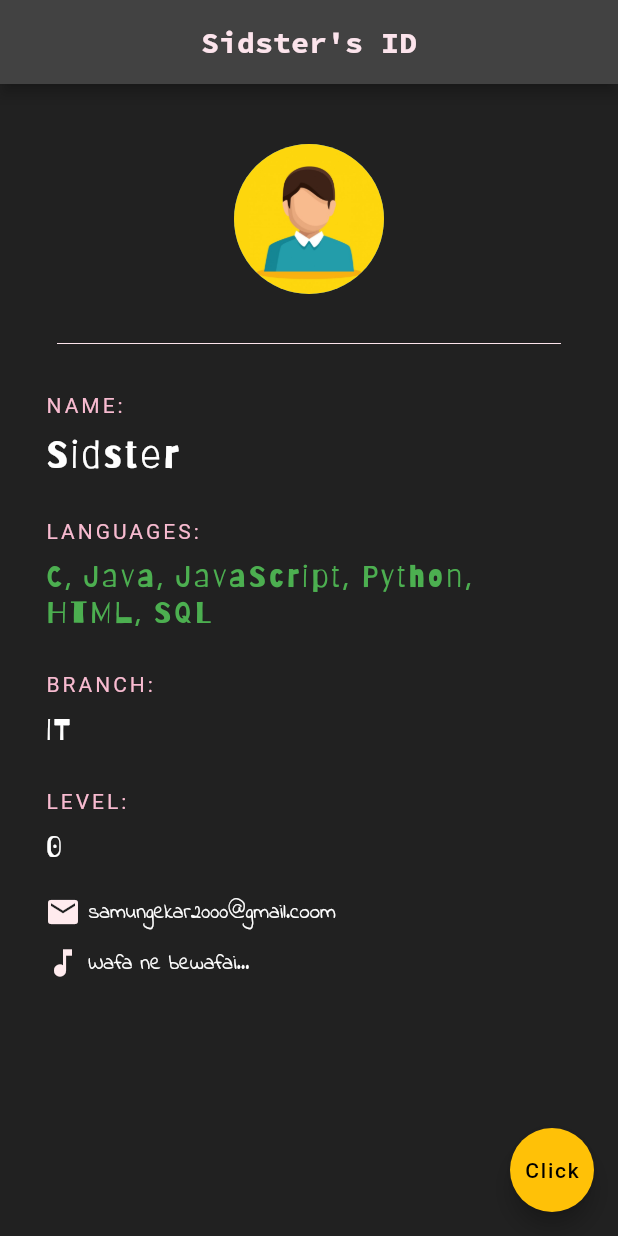
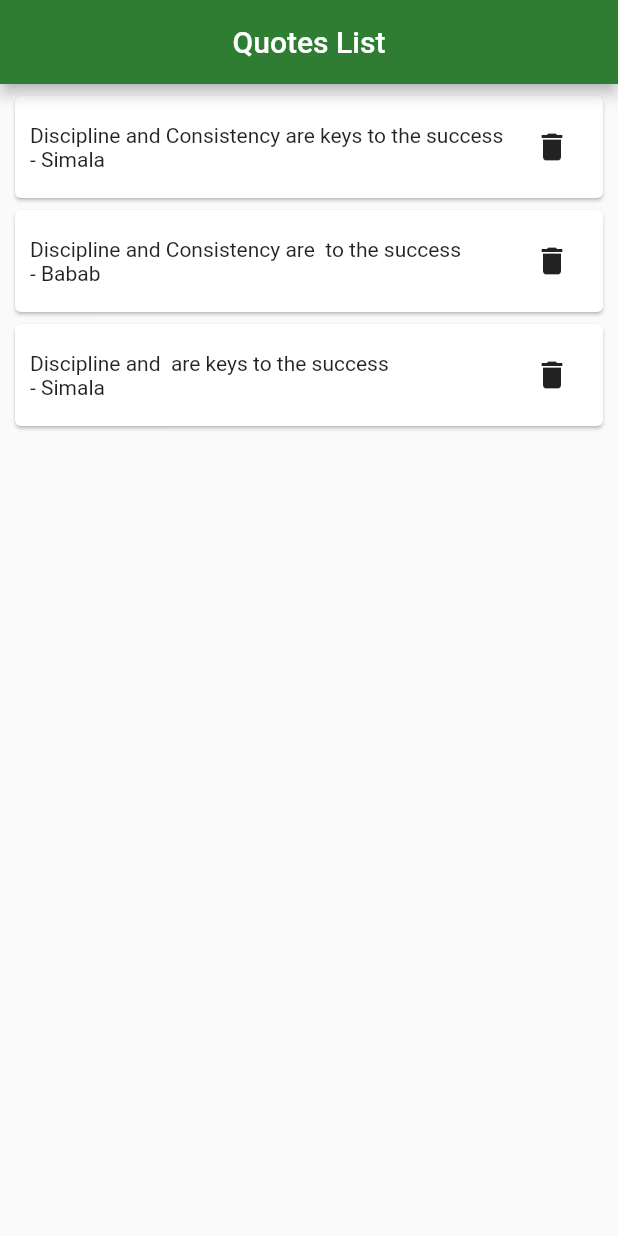
Before and after one commit to MSid01/net-ninja-flutter-playlist, a Flutter app: the screen it shows after launch, on a phone screen of 412 x 824 dp. Run offline on Flutter 3.47's test engine with Material 2 defaults, Android fonts, the phone set to English and light mode, and no system bars.

Commit message:
flutter quotes project created

```diff
--- a/lib/main.dart
+++ b/lib/main.dart
@@ -1,6 +1,8 @@
 // ignore_for_file: avoid_print
 
 import 'package:flutter/material.dart';
+import 'package:hello_world/quote_card.dart';
+import 'package:hello_world/quotes.dart';
 
 void main() {
   runApp(const SidstersId());
@@ -14,7 +16,11 @@ class SidstersId extends StatefulWidget {
 }
 
 class _SidstersId extends State<SidstersId> {
-  int level = 0;
+  List <Quotes> quotes= [
+    Quotes("Discipline and Consistency are keys to the success", "Simala"),
+    Quotes("Discipline and Consistency are  to the success", "Babab"),
+    Quotes("Discipline and  are keys to the success", "Simala")
+  ];
   @override
   Widget build(BuildContext context) {
     return MaterialApp(
@@ -22,136 +28,24 @@ class _SidstersId extends State<SidstersId> {
         // scaffold is a class and provides properties like appbar, floatingActionButton, body
         home: Scaffold(
             appBar: AppBar(
-              title: Text("Sidster's ID",
-                  style: TextStyle(
-                      fontFamily: "Source Code Pro",
-                      color: Colors.pink[50],
-                      fontWeight: FontWeight.bold)),
               centerTitle: true,
-              backgroundColor: Colors.grey[800],
-            ),
-            backgroundColor: Colors.grey[900],
-            floatingActionButton: FloatingActionButton(
-              onPressed: () => {setState((){level = level + 1;})},
-              backgroundColor: Colors.amber,
-              child:const Text("Click",
-              style: TextStyle(
-                color: Colors.black
-              ),
-              ),
-
-            ),
-            body: Padding(
-              padding: const EdgeInsets.fromLTRB(30.0, 40.0, 30.0, 0.0),
-              child: Column(
-                crossAxisAlignment: CrossAxisAlignment.start,
-                children: [
-                  const Center(
-                    child: CircleAvatar(
-                      backgroundImage: AssetImage("images/avatar.jpg"),
-                      radius: 50,
-                    ),
-                  ),
-                  Padding(
-                    padding: const EdgeInsets.all(8.0),
-                    child: Divider(
-                      height: 50.0,
-                      color: Colors.pink[50],
-                    ),
-                  ),
-                  Text(
-                    "NAME:",
-                    style:
-                        TextStyle(color: Colors.pink[100], letterSpacing: 2.0),
-                  ),
-                  const SizedBox(height: 10),
-                  const Text(
-                    "Sidster",
-                    style: TextStyle(
-                        fontFamily: "Barriecito",
-                        color: Colors.white,
-                        letterSpacing: 2.0,
-                        fontSize: 25.0),
-                  ),
-                  const SizedBox(height: 28.0),
-                  Text(
-                    "LANGUAGES:",
-                    style:
-                        TextStyle(color: Colors.pink[100], letterSpacing: 2.0),
-                  ),
-                  const SizedBox(height: 10),
-                  Text(
-                    "C, Java, JavaScript, Python, HTML, SQL",
-                    style: TextStyle(
-                        fontFamily: "Barriecito",
-                        color: Colors.green[500],
-                        letterSpacing: 2.0,
-                        fontSize: 20.0),
-                  ),
-                  const SizedBox(height: 28.0),
-                  Text(
-                    "BRANCH:",
-                    style:
-                        TextStyle(color: Colors.pink[100], letterSpacing: 2.0),
-                  ),
-                  const SizedBox(height: 10),
-                  const Text(
-                    "IT",
-                    style: TextStyle(
-                        fontFamily: "Barriecito",
-                        color: Colors.white,
-                        letterSpacing: 2.0,
-                        fontSize: 20.0),
-                  ),
-                  const SizedBox(height: 28.0),
-                  Text(
-                    "LEVEL:",
-                    style:
-                        TextStyle(color: Colors.pink[100], letterSpacing: 2.0),
-                  ),
-                  const SizedBox(height: 10),
-                  Text(
-                    '$level',
-                    style: const TextStyle(
-                        fontFamily: "Barriecito",
-                        color: Colors.white,
-                        letterSpacing: 2.0,
-                        fontSize: 20.0),
-                  ),
-                  const SizedBox(height: 20),
-                  Row(
-                    children: [
-                      Icon(
-                        Icons.mail,
-                        color: Colors.red[50],
-                      ),
-                      const SizedBox(width: 5.0),
-                      const Text(
-                        "samungekar2000@gmail.coom",
-                        style: TextStyle(
-                            fontFamily: "IndieFlower-Regular",
-                            color: Colors.white),
-                      )
-                    ],
-                  ),
-                  const SizedBox(height: 10),
-                  Row(
-                    children: [
-                      Icon(
-                        Icons.music_note,
-                        color: Colors.red[50],
-                      ),
-                      const SizedBox(width: 5.0),
-                      const Text(
-                        "Wafa ne bewafai...",
-                        style: TextStyle(
-                            fontFamily: "IndieFlower-Regular",
-                            color: Colors.white),
-                      )
-                    ],
-                  )
-                ],
-              ),
-            )));
+              backgroundColor: Colors.green[800],
+                title: Title(
+              child: const Text("Quotes List"),
+              color: Colors.red,
+            )),
+            body: Column(
+              // ignore: unnecessary_string_interpolations
+              crossAxisAlignment: CrossAxisAlignment.start,
+              children: quotes.map((quote) => QuoteCard(
+                  quote,
+                  ()=>{
+                    setState(()=>{
+                      quotes.remove(quote)
+                    })
+                  }
+                )).toList()
+            )
+            ));
   }
 }
--- /dev/null
+++ b/lib/quote_card.dart
@@ -0,0 +1,36 @@
+import 'package:flutter/material.dart';
+import 'package:hello_world/quotes.dart';
+
+class QuoteCard extends StatelessWidget {
+  final Quotes quote;
+  final Function delete;
+
+   // ignore: use_key_in_widget_constructors
+   const QuoteCard(this.quote, this.delete);
+
+  @override
+  Widget build(BuildContext context) {
+    return Card(
+      margin: const EdgeInsets.fromLTRB(10.0, 8.0,10.0, 0.0),
+      child: Padding(
+        padding: const EdgeInsets.all(10.0),
+        child: Row(
+
+          children: [
+            Expanded(
+              flex: 3,
+              child: Column(
+                crossAxisAlignment: CrossAxisAlignment.start,
+                children: [
+                  Text(quote.quote),
+                  Text("- ${quote.author}")
+                ],
+              ),
+            ),
+               IconButton(onPressed: () => delete(), icon: const Icon(Icons.delete)),
+          ],
+        ),
+      ),
+    );
+  }
+}
--- /dev/null
+++ b/lib/quotes.dart
@@ -0,0 +1,12 @@
+class Quotes {
+  String quote;
+  String author;
+
+  // Quotes(String quote,String  author){
+  //   this.quote =quote;
+  //   this.author= author;
+  // }
+  //initialize quote and author before uncommenting
+
+  Quotes(this.quote, this.author);
+}
```
Also changed, not shown: 1 other file.
